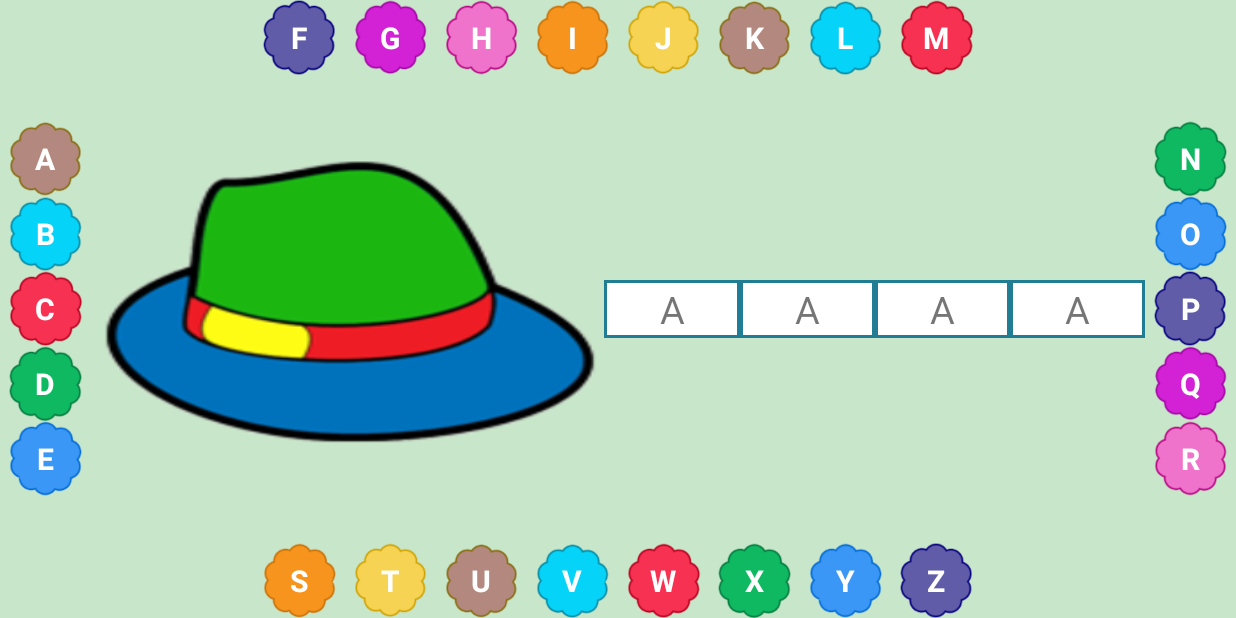
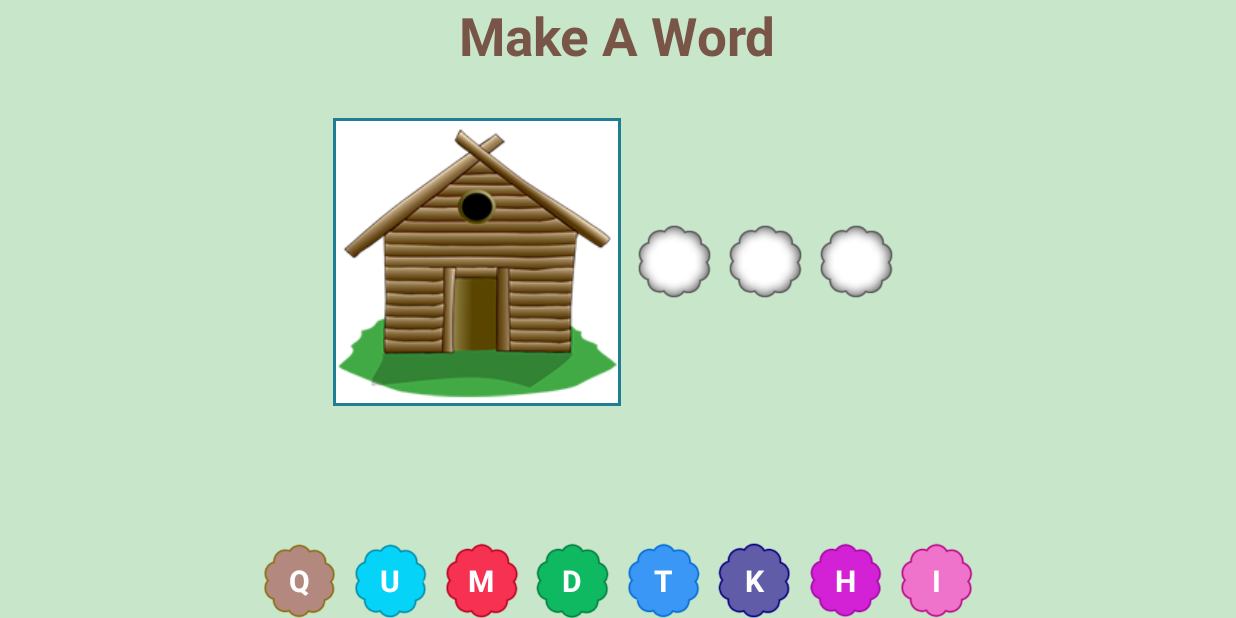
Before and after one commit to vibhanshu007/MakeAWord2, an Android app: the screen it shows after launch (MainActivity), on a phone screen of 824 x 412 dp (held sideways). Run offline under Robolectric (Android 15) with nearby library versions, the phone set to English and light mode, and no system bars; 2 statements that could not run were skipped.

Commit message:
new Make a word

```diff
--- a/app/src/main/java/com/pensar/tabkids/appstore/makeaword/CommonUtil.java
+++ b/app/src/main/java/com/pensar/tabkids/appstore/makeaword/CommonUtil.java
@@ -66,4 +66,30 @@ public class CommonUtil {
         }
         return nameList;
     }
+
+    public static ArrayList<String> spliteString(String imageName){
+        ArrayList<String> optionList = new ArrayList<String>();
+        char option[]=imageName.toCharArray();
+        for (int i = 0;i < option.length; i++){
+            optionList.add(String.valueOf(option[i]).toUpperCase());
+
+        }
+        return optionList;
     }
+
+    public static boolean isPointInsideView(float x, float y, View view){
+        int location[] = new int[2];
+        view.getLocationOnScreen(location);
+        int viewX = location[0];
+        int viewY = location[1];
+        //Log.e("", "viewX = "+viewX+"viewY = "+viewY);
+        //point is inside view bounds
+        return (x > viewX - view.getWidth() / 2 && x < (viewX + view.getWidth())) &&
+                (y > viewY - view.getHeight() / 2 && y < (viewY + view.getHeight()));
+    }
+
+    public static int id(Context context,int position,String commonText,String type){
+        int id=context.getResources().getIdentifier(commonText+""+position,type,context.getPackageName());
+        return id;
+    }
+}
--- a/app/src/main/java/com/pensar/tabkids/appstore/makeaword/MainActivity.java
+++ b/app/src/main/java/com/pensar/tabkids/appstore/makeaword/MainActivity.java
@@ -1,21 +1,20 @@
 package com.pensar.tabkids.appstore.makeaword;
 
 import android.graphics.Point;
-import android.support.v7.app.ActionBar;
 import android.support.v7.app.AppCompatActivity;
 import android.os.Bundle;
-import android.text.method.CharacterPickerDialog;
 import android.util.Log;
 import android.view.Display;
 import android.view.Gravity;
 import android.view.View;
-import android.view.ViewGroup;
-import android.widget.LinearLayout;
+import android.widget.ImageView;
 import android.widget.TextView;
 
 import java.util.ArrayList;
-import java.util.Collection;
+import java.util.Arrays;
 import java.util.Collections;
+import java.util.HashMap;
+import java.util.List;
 import java.util.Random;
 
 public class MainActivity extends AppCompatActivity {
@@ -28,24 +27,35 @@ public class MainActivity extends AppCompatActivity {
     ArrayList<String> threeLetterName;
     ArrayList<String> fourLetterName;
     ArrayList<String> questionList;
+    ArrayList<String> questionListWithoutPng;
+    ArrayList<String> optionList;
+    ImageView questionImage;
+    int counter=0;
+    int teacherOption;
+    HashMap<Integer,TextView> map;
+    private static final int TOTAL_OPTIONS=8;
+    int background[] ={R.drawable.one,R.drawable.two,R.drawable.three,R.drawable.four,R.drawable
+            .five,R.drawable.six,R.drawable.seven,R.drawable.eight,R.drawable.nine,R.drawable
+            .ten};
     @Override
     protected void onCreate(Bundle savedInstanceState) {
         super.onCreate(savedInstanceState);
         setContentView(R.layout.activity_main);
         dragAndDrop = new DragAndDrop(mainActivity);
+        map=new HashMap<Integer, TextView>();
         questionList = new ArrayList<String>();
+        optionList = new ArrayList<>();
         Display display = getWindowManager().getDefaultDisplay();
         Point resolution = new Point();
         display.getSize(resolution);
         windowWidth=resolution.x;
         windowHeight=resolution.y;
         CommonUtil.hideSystemUI(getWindow().getDecorView());
-        int background[] ={R.drawable.one,R.drawable.two,R.drawable.three,R.drawable.four,R.drawable
-                .five,R.drawable.six,R.drawable.seven,R.drawable.eight,R.drawable.nine,R.drawable
-                .ten};
 
 
-        for (int i =0;i<26;i++){
+        //For all around text creating..
+
+       /* for (int i =0;i<26;i++){
             char st = (char)(65+i);
             String textId = "text"+st;
             final int textID = getResources().getIdentifier(textId,"id",getPackageName());
@@ -58,13 +68,35 @@ public class MainActivity extends AppCompatActivity {
             textView.setBackgroundResource(background[k]);
             textView.setGravity(Gravity.CENTER);
             textView.setOnTouchListener(new DragAndDrop(this));
-        }
+        }*/
+        //For button textOption..
+
         threeLetterName = CommonUtil.listAssetFiles(this,"3 letters");
         fourLetterName = CommonUtil.listAssetFiles(this,"4 letters");
         Log.e("threeLetterName",""+threeLetterName);
         Log.e("fourLetterName",""+fourLetterName);
         Log.e("getQuestionList",""+getQuestionList());
 
+
+
+
+        String question=questionList.get(counter);
+        Log.e("teacherOption",""+teacherOption);
+        textView = (TextView) findViewById(R.id.textAns4);
+        String folderName=null;
+        if (question.length()==4){
+            folderName="4 letters";
+            textView.setVisibility(View.VISIBLE);
+        }else{
+            folderName="3 letters";
+            textView.setVisibility(View.GONE);
+        }
+        questionImage =(ImageView)findViewById(R.id.questionImage);
+        questionImage.setImageBitmap(CommonUtil.getDataFromAsserts(this,folderName+"/"+question));
+        String temp=question.split("\\.")[0];
+        teacherOption=temp.length();
+        setOption(temp);
+        setMapValues();
 
     }
     public boolean isTouch() {
@@ -86,4 +118,48 @@ public class MainActivity extends AppCompatActivity {
         return questionList ;
     }
 
+    public void checkAnswer(){
+
+    }
+    public void setOption(String imageName){
+        ArrayList<String> tempList=optionList(imageName);
+        Log.e("tempList",""+tempList);
+        for (int i=0;i<TOTAL_OPTIONS;i++){
+            int id=getResources().getIdentifier("text"+i,"id",getPackageName());
+            Log.e("id",""+id);
+            TextView option=(TextView)findViewById(id);
+            option.setText(tempList.get(i));
+            int k=(i+1)%10;
+            option.setBackgroundResource(background[k]);
+            option.setOnTouchListener(new DragAndDrop(this));
+
+        }
+    }
+    public ArrayList<String> optionList(String imageName){
+        ArrayList<String> tempList=CommonUtil.spliteString(imageName);
+        Random random=new Random();
+        int total=TOTAL_OPTIONS-tempList.size();
+        for (int i=0;i<total;){
+            char st = (char)(65+random.nextInt(26));
+
+            String tmpString=String.valueOf(st);
+
+            if (!tempList.contains(tmpString)){
+                tempList.add(tmpString);
+                i++;
+            }
+        }
+        Collections.shuffle(tempList);
+        return tempList;
+    }
+    public void setMapValues(){
+        for (int i=0;i<teacherOption;i++){
+            map.put(i,null);
+        }
+    }
+
+    public void doComplete() {
+        Log.e("doComplete"   ,"doComplete");
+
+    }
 }
--- a/app/src/main/res/layout/activity_main.xml
+++ b/app/src/main/res/layout/activity_main.xml
@@ -7,7 +7,7 @@
     android:background="@color/startActivityColor"
     tools:context="com.pensar.tabkids.appstore.makeaword.MainActivity">
 
-    <include
+    <!--<include
         android:id="@+id/left"
         android:layout_width="wrap_content"
         android:layout_height="match_parent"
@@ -24,7 +24,7 @@
         android:layout_width="wrap_content"
         android:layout_height="match_parent"
         layout="@layout/text_layout_vertical_right"
-        android:layout_alignParentRight="true" />
+        android:layout_alignParentRight="true" />-->
     <include
         android:id="@+id/buttom"
         android:layout_width="match_parent"
@@ -32,63 +32,63 @@
         layout="@layout/text_layout_horizontal_buttom"
         android:layout_alignParentBottom="true"/>
 
+    <TextView
+        android:id="@+id/textHeading"
+        android:layout_width="wrap_content"
+        android:layout_height="wrap_content"
+        android:text="@string/heding"
+        android:gravity="center_horizontal"
+        style="@style/TextHeding"
+        android:layout_alignParentTop="true"
+        android:layout_centerHorizontal="true" />
+
     <LinearLayout
         android:layout_width="wrap_content"
         android:layout_height="wrap_content"
         android:orientation="horizontal"
-        android:layout_centerInParent="true"
-        android:layout_alignBaseline="@+id/left"
         android:weightSum="4"
-        android:layout_below="@+id/top"
-        android:layout_above="@+id/buttom"
-        android:layout_toLeftOf="@+id/right"
-        android:layout_toRightOf="@+id/left">
+        android:layout_below="@+id/textHeading"
+        android:layout_centerHorizontal="true"
+        android:layout_marginTop="31dp">
 
-        <ImageButton
-            android:layout_width="250dp"
-            android:layout_height="250dp"
+        <ImageView
+            android:id="@+id/questionImage"
+            android:layout_width="192dp"
+            android:layout_height="192dp"
             android:layout_weight="1"
-            android:layout_gravity="center"
-            android:scaleType="centerInside"
-            android:background="@drawable/hat"/>
+            android:background="@drawable/rectangle_shape"
+            android:layout_gravity="center" />
 
         <LinearLayout
             android:layout_width="wrap_content"
             android:layout_height="wrap_content"
             android:orientation="horizontal"
+            android:layout_marginLeft="@dimen/five"
             android:layout_gravity="center_vertical"
             android:layout_weight="3">
 
             <TextView
-                android:layout_width="match_parent"
-                android:layout_height="wrap_content"
-                android:text="A"
-                android:gravity="center"
+                android:id="@+id/textAns0"
+                style="@style/TextStyle"
                 android:textSize="25dp"
-                android:background="@drawable/rectangle_shape"
+                android:background="@drawable/blank"
                 android:layout_weight=".5"/>
             <TextView
-                android:layout_width="match_parent"
-                android:layout_height="wrap_content"
-                android:text="A"
-                android:gravity="center"
-                android:background="@drawable/rectangle_shape"
+                android:id="@+id/textAns1"
+                style="@style/TextStyle"
+                android:background="@drawable/blank"
                 android:textSize="25dp"
                 android:layout_weight=".5"/>
             <TextView
-                android:layout_width="match_parent"
-                android:layout_height="wrap_content"
-                android:text="A"
-                android:gravity="center"
-                android:background="@drawable/rectangle_shape"
+                android:id="@+id/textAns2"
+                style="@style/TextStyle"
+                android:background="@drawable/blank"
                 android:textSize="25dp"
                 android:layout_weight=".5"/>
             <TextView
-                android:layout_width="match_parent"
-                android:layout_height="wrap_content"
-                android:text="A"
-                android:gravity="center"
-                android:background="@drawable/rectangle_shape"
+                android:id="@+id/textAns4"
+                style="@style/TextStyle"
+                android:background="@drawable/blank"
                 android:textSize="25dp"
                 android:layout_weight=".5"/>
             <!--<TextView
--- a/app/src/main/res/layout/text_layout_horizontal_buttom.xml
+++ b/app/src/main/res/layout/text_layout_horizontal_buttom.xml
@@ -7,28 +7,28 @@
     android:layout_height="wrap_content">
 
     <TextView
-        android:id="@+id/textS"
+        android:id="@+id/text0"
         style="@style/TextStyle" />
     <TextView
-        android:id="@+id/textT"
+        android:id="@+id/text1"
         style="@style/TextStyle"/>
     <TextView
-        android:id="@+id/textU"
+        android:id="@+id/text2"
         style="@style/TextStyle"/>
     <TextView
-        android:id="@+id/textV"
+        android:id="@+id/text3"
         style="@style/TextStyle"/>
     <TextView
-        android:id="@+id/textW"
+        android:id="@+id/text4"
         style="@style/TextStyle"/>
     <TextView
-        android:id="@+id/textX"
+        android:id="@+id/text5"
         style="@style/TextStyle"/>
     <TextView
-        android:id="@+id/textY"
+        android:id="@+id/text6"
         style="@style/TextStyle"/>
     <TextView
-        android:id="@+id/textZ"
+        android:id="@+id/text7"
         style="@style/TextStyle"/>
 
 
--- a/app/src/main/res/values/dimens.xml
+++ b/app/src/main/res/values/dimens.xml
@@ -3,4 +3,5 @@
     <dimen name="activity_horizontal_margin">16dp</dimen>
     <dimen name="activity_vertical_margin">16dp</dimen>
     <dimen name="five">5dp</dimen>
+    <dimen name="text_size">20sp</dimen>
 </resources>
--- a/app/src/main/res/values/strings.xml
+++ b/app/src/main/res/values/strings.xml
@@ -1,4 +1,5 @@
 <resources>
     <string name="app_name">MakeAWord</string>
     <string name="title_activity_welcome">Make A Word</string>
+    <string name="heding">Make A Word</string>
 </resources>
--- a/app/src/main/res/values/styles.xml
+++ b/app/src/main/res/values/styles.xml
@@ -20,5 +20,13 @@
         <item name="android:layout_marginRight">5dp</item>
         <item name="android:textSize">20sp</item>
         <item name="android:textStyle">bold</item>
+        <item name="android:gravity">center</item>
+        <item name="android:textColor">@android:color/white</item>
+    </style>
+
+    <style name="TextHeding">
+        <item name="android:textSize">35sp</item>
+        <item name="android:textColor">#795548</item>
+        <item name="android:textStyle">bold</item>
     </style>
 </resources>
```
Also changed, not shown: app/src/main/res/drawable/blank.png (added).
